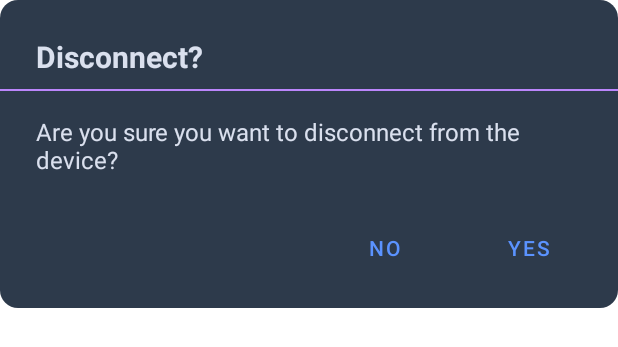
After one commit to CrimPi-project/CrimPi-android-app, an Android app: the layout dialog_disconnect_confirmation.xml on its own in the app's theme, with its tools: preview values and no code run, on a phone screen of 412 x 824 dp. The commit adds this screen. Shown: the top 347 px of the screen. Run offline under Robolectric (Android 15) with nearby library versions, the phone set to English and light mode, and no system bars.

Commit message:
Discconect from device button added

```diff
--- a/app/src/main/res/drawable/rounded_corner_item_background.xml
+++ b/app/src/main/res/drawable/rounded_corner_item_background.xml
@@ -3,5 +3,5 @@
     android:shape="rectangle">
     <solid android:color="@color/primary_navy" /> <!-- A slightly darker shade or the main background for subtle depth -->
     <corners android:radius="8dp" /> <!-- Rounded corners -->
-    <stroke android:width="1dp" android:color="@color/purple_200" /> <!-- A subtle border using the accent color -->
+    <stroke android:width="1dp" android:color="@color/accent_blue_light" /> <!-- A subtle border using the accent color -->
 </shape>
--- /dev/null
+++ b/app/src/main/res/drawable/rounded_dialog_background.xml
@@ -0,0 +1,6 @@
+<?xml version="1.0" encoding="utf-8"?>
+<shape xmlns:android="http://schemas.android.com/apk/res/android"
+    android:shape="rectangle">
+    <solid android:color="@color/primary_navy" />
+    <corners android:radius="12dp" /> <!-- Adjust radius as desired for more/less curve -->
+</shape>
--- /dev/null
+++ b/app/src/main/res/layout/dialog_disconnect_confirmation.xml
@@ -0,0 +1,71 @@
+<?xml version="1.0" encoding="utf-8"?>
+<LinearLayout xmlns:android="http://schemas.android.com/apk/res/android"
+    android:layout_width="match_parent"
+    android:layout_height="wrap_content"
+    android:orientation="vertical"
+    android:paddingTop="24dp"
+    android:paddingBottom="16dp"
+    android:background="@drawable/rounded_dialog_background">
+
+    <!-- Title -->
+    <TextView
+        android:id="@+id/dialogTitle"
+        android:layout_width="match_parent"
+        android:layout_height="wrap_content"
+        android:text="@string/disconnect_dialog_title"
+        android:textColor="@color/primary_text_color"
+        android:textSize="20sp"
+        android:textStyle="bold"
+        android:gravity="start"
+        android:paddingStart="24dp"
+        android:paddingEnd="24dp"
+        android:layout_marginBottom="8dp" />
+
+    <!-- Separator Line -->
+    <View
+        android:layout_width="match_parent"
+        android:layout_height="1dp"
+        android:background="@color/purple_200"
+        android:layout_marginBottom="16dp" />
+
+    <!-- Message -->
+    <TextView
+        android:id="@+id/dialogMessage"
+        android:layout_width="match_parent"
+        android:layout_height="wrap_content"
+        android:text="@string/disconnect_dialog_message"
+        android:textColor="@color/primary_text_color"
+        android:textSize="16sp"
+        android:paddingStart="24dp"
+        android:paddingEnd="24dp"
+        android:layout_marginBottom="24dp" /> <!-- Added bottom margin for spacing -->
+
+    <!-- Buttons Container -->
+    <LinearLayout
+        android:layout_width="match_parent"
+        android:layout_height="wrap_content"
+        android:orientation="horizontal"
+        android:gravity="end"
+        android:paddingStart="16dp"
+        android:paddingEnd="16dp">
+
+        <Button
+            android:id="@+id/buttonNo"
+            style="@style/Widget.MaterialComponents.Button.TextButton"
+            android:layout_width="wrap_content"
+            android:layout_height="wrap_content"
+            android:text="@string/no"
+            android:textColor="@color/accent_blue_light"
+            android:layout_marginEnd="8dp" />
+
+        <Button
+            android:id="@+id/buttonYes"
+            style="@style/Widget.MaterialComponents.Button.TextButton"
+            android:layout_width="wrap_content"
+            android:layout_height="wrap_content"
+            android:text="@string/yes"
+            android:textColor="@color/accent_blue_light" />
+
+    </LinearLayout>
+
+</LinearLayout>
--- a/app/src/main/res/values-night/themes.xml
+++ b/app/src/main/res/values-night/themes.xml
@@ -9,8 +9,15 @@
         <item name="colorSecondary">@color/primary_text_color</item>
         <item name="colorSecondaryVariant">@color/primary_text_color</item>
         <item name="colorOnSecondary">@color/primary_text_color</item>
+        <item name="buttonBarPositiveButtonStyle">@style/AlertDialogButton</item>
+        <item name="buttonBarNegativeButtonStyle">@style/AlertDialogButton</item>
         <!-- Status bar color. -->
-        <item name="android:statusBarColor" tools:targetApi="l">?attr/colorPrimaryVariant</item>
+        <item name="android:statusBarColor">?attr/colorPrimaryVariant</item>
         <!-- Customize your theme here. -->
     </style>
+
+    <style name="AlertDialogButton" parent="Widget.MaterialComponents.Button.TextButton.Dialog">
+        <item name="android:textColor">@color/primary_text_color</item>
+    </style>
+
 </resources>
--- a/app/src/main/res/values/strings.xml
+++ b/app/src/main/res/values/strings.xml
@@ -15,4 +15,8 @@
     <string name="connection_attempt">Attempting to connect to %s</string>
     <string name="connection_attempt_permission_error">Attempting to connect to device (permission error displaying name)</string>
     <string name="units">units</string>
+    <string name="disconnect_dialog_title">Disconnect?</string>
+    <string name="disconnect_dialog_message">Are you sure you want to disconnect from the device?</string>
+    <string name="yes">Yes</string>
+    <string name="no">No</string>
 </resources>
--- a/app/src/main/res/values/themes.xml
+++ b/app/src/main/res/values/themes.xml
@@ -10,13 +10,32 @@
         <item name="colorSecondaryVariant">@color/primary_text_color</item>
         <item name="colorOnSecondary">@color/primary_text_color</item>
         <!-- Status bar color. -->
-        <item name="android:statusBarColor" tools:targetApi="l">?attr/colorPrimaryVariant</item>
+        <item name="android:statusBarColor">?attr/colorPrimaryVariant</item>
+        <item name="buttonBarPositiveButtonStyle">@style/AlertDialogButton</item>
+        <item name="buttonBarNegativeButtonStyle">@style/AlertDialogButton</item>
         <!-- Customize your theme here. -->
     </style>
+
     <style name="DeviceListEntryText">
         <item name="android:textColor">@android:color/black</item>
-        <item name="android:background">@android:color/white</item> <!-- Ensure background is white if not already from dialog_holo_light_frame -->
+        <item name="android:background">@android:color/white
+        </item> <!-- Ensure background is white if not already from dialog_holo_light_frame -->
         <item name="android:padding">16dp</item> <!-- Matches padding in Java code -->
         <item name="android:textSize">16sp</item> <!-- Matches text size in Java code -->
     </style>
+
+    <style name="AlertDialogButton" parent="Widget.MaterialComponents.Button.TextButton.Dialog">
+        <item name="android:textColor">@color/primary_text_color</item>
+    </style>
+
+    <style name="AlertDialogTransparent" parent="Theme.MaterialComponents.Light.Dialog.Alert">
+        <item name="android:windowBackground">@android:color/transparent</item>
+        <item name="android:backgroundDimEnabled">true
+        </item> <!-- Keep dimming effect behind dialog -->
+        <item name="android:backgroundDimAmount">0.6
+        </item> <!-- Adjust dimming amount (0.0 to 1.0) -->
+        <!-- Ensure dialog buttons still use the AlertDialogButton style -->
+        <item name="buttonBarPositiveButtonStyle">@style/AlertDialogButton</item>
+        <item name="buttonBarNegativeButtonStyle">@style/AlertDialogButton</item>
+    </style>
 </resources>
```
Also changed, not shown: app/src/main/java/com/almogbb/crimpi/MainActivity.java (+73 -3 lines), app/src/main/res/drawable/ic_crimpi_logo1.xml (deleted, +0 -158 lines).
